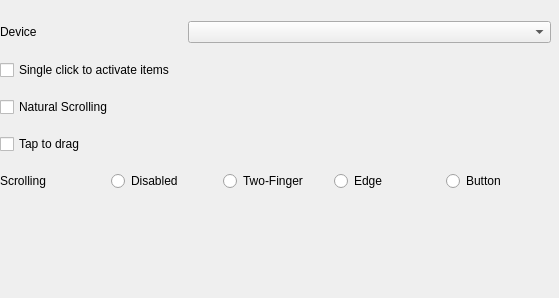
Before: the Qt Designer form lxqt-config-input/touchpadconfig.ui in lxqt/lxqt-config, drawn with Qt 5.
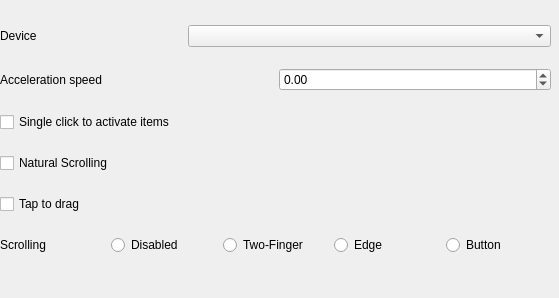
After: the same form once the commit is applied.

Commit message: touchpad: acceleration speed

```diff
--- a/lxqt-config-input/touchpadconfig.ui
+++ b/lxqt-config-input/touchpadconfig.ui
@@ -19,7 +19,7 @@
      <x>0</x>
      <y>10</y>
      <width>551</width>
-     <height>192</height>
+     <height>265</height>
     </rect>
    </property>
    <layout class="QVBoxLayout" name="verticalLayout">
@@ -37,6 +37,33 @@
       </item>
      </layout>
     </item>
+    <item>
+     <layout class="QHBoxLayout" name="horizontalLayout_2">
+      <item>
+       <widget class="QLabel" name="label_3">
+        <property name="text">
+         <string>Acceleration speed</string>
+        </property>
+       </widget>
+      </item>
+      <item>
+       <widget class="QDoubleSpinBox" name="accelSpeedDoubleSpinBox">
+        <property name="decimals">
+         <number>2</number>
+        </property>
+        <property name="minimum">
+         <double>-1.000000000000000</double>
+        </property>
+        <property name="maximum">
+         <double>1.000000000000000</double>
+        </property>
+        <property name="singleStep">
+         <double>0.100000000000000</double>
+        </property>
+       </widget>
+      </item>
+     </layout>
+    </item>
     <item>
      <widget class="QCheckBox" name="tappingEnabledCheckBox">
       <property name="text">
```
The commit also changes 4 other files.
